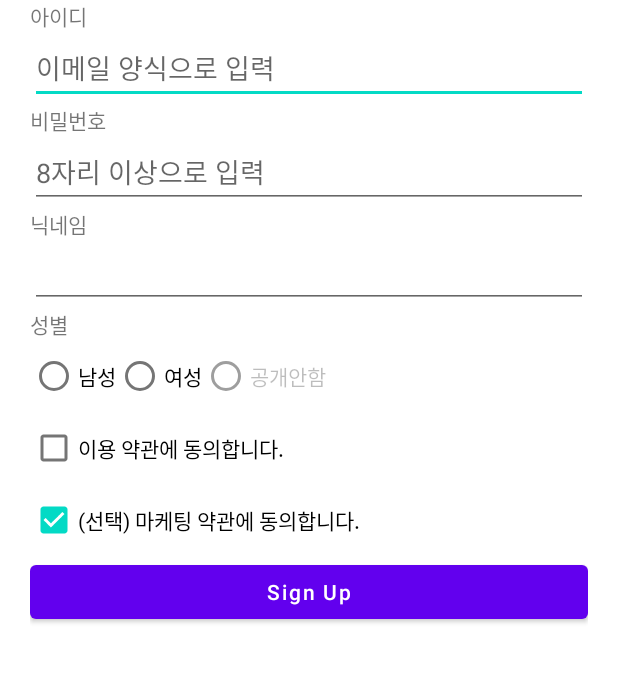
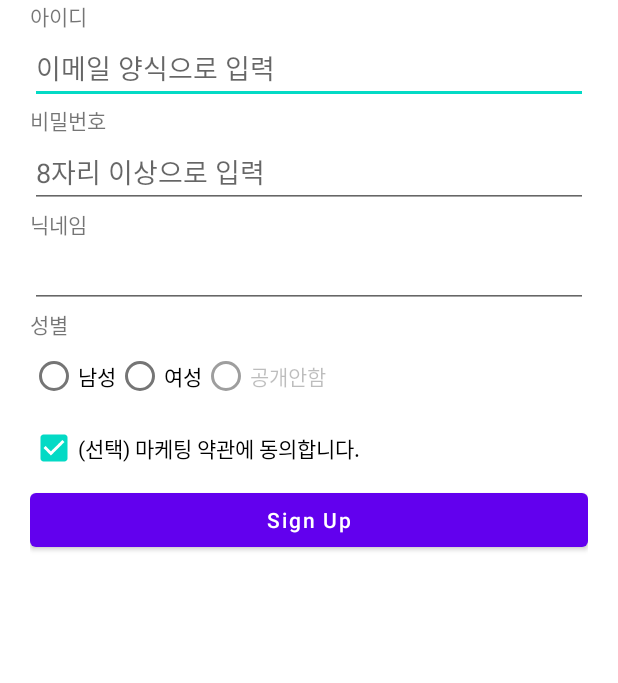
Before and after one commit to Creative-MooHan/UiPractice_20220514, an Android app: the screen it shows after launch (MainActivity), on a phone screen of 412 x 824 dp, the part 287-970 px from its top. Run offline under Robolectric (Android 15) with nearby library versions, the phone set to English and light mode, and no system bars.

Commit message:
gone/invisible의 차이 이해

```diff
--- a/app/src/main/res/layout/activity_main.xml
+++ b/app/src/main/res/layout/activity_main.xml
@@ -96,7 +96,11 @@
     <CheckBox
         android:layout_width="wrap_content"
         android:layout_height="wrap_content"
-        android:text="이용 약관에 동의합니다."/>
+        android:text="이용 약관에 동의합니다."
+        android:visibility="gone"
+
+
+        />
 
     <CheckBox
         android:layout_width="wrap_content"
```
